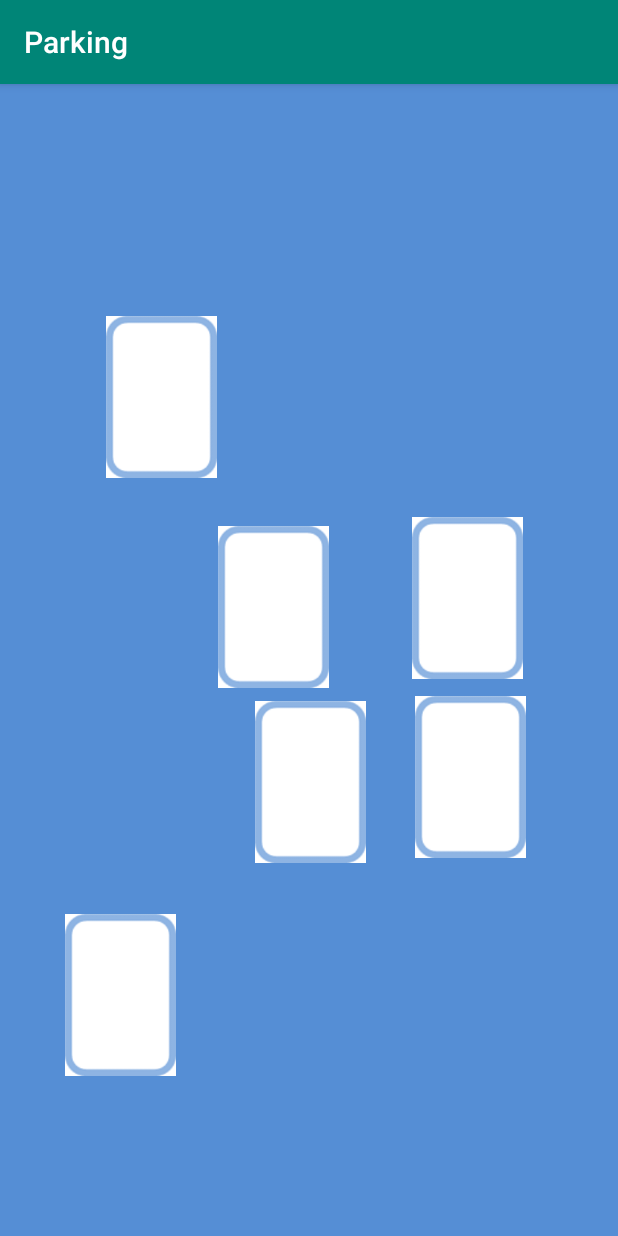
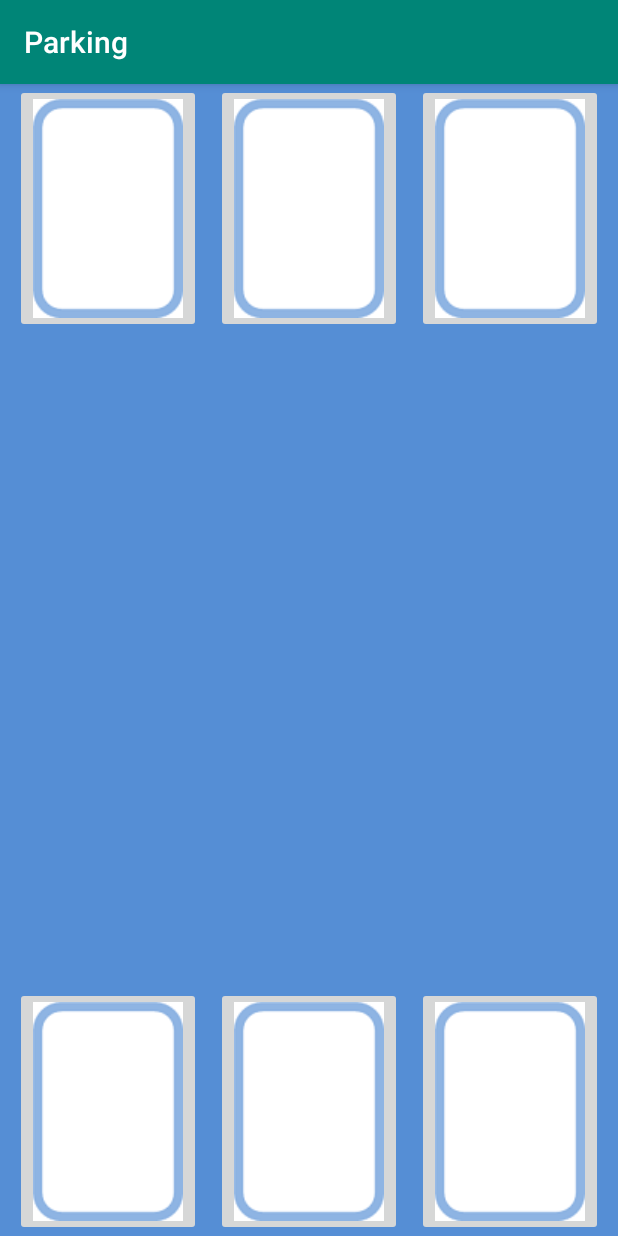
Before and after one commit to Lagnesia/Makeathon_181201, an Android app: the ParkMap screen opened directly, with no data from a screen before it, on a phone screen of 412 x 824 dp. Run offline under Robolectric (Android 15) with nearby library versions, the phone set to English and light mode, and no system bars.

Commit message:
Add files via upload

```diff
--- a/app/src/main/res/layout/activity_park_map.xml
+++ b/app/src/main/res/layout/activity_park_map.xml
@@ -7,65 +7,51 @@
     android:background="#558ED5"
     tools:context=".ParkMap">
 
-    <ImageView
+    <ImageButton
         android:id="@+id/imageView2"
-        android:layout_width="74dp"
-        android:layout_height="117dp"
+        android:layout_width="wrap_content"
+        android:layout_height="wrap_content"
         android:layout_alignParentTop="true"
-        android:layout_alignParentEnd="true"
-        android:layout_marginTop="150dp"
-        android:layout_marginEnd="267dp"
+        android:layout_alignParentLeft="true"
+        android:layout_marginLeft="10dp"
+        android:src="@drawable/empty" />
+    <ImageButton
+        android:id="@+id/imageView3"
+        android:layout_width="wrap_content"
+        android:layout_height="wrap_content"
+        android:layout_alignParentTop="true"
+        android:layout_centerHorizontal="true"
+        android:src="@drawable/empty" />
+    <ImageButton
+        android:id="@+id/imageView4"
+        android:layout_width="wrap_content"
+        android:layout_height="wrap_content"
+        android:layout_alignParentRight="true"
+        android:layout_alignParentTop="true"
+        android:layout_marginRight="10dp"
+        android:src="@drawable/empty" />
+    <ImageButton
+        android:id="@+id/imageView5"
+        android:layout_width="wrap_content"
+        android:layout_height="wrap_content"
+        android:layout_alignParentLeft="true"
+        android:layout_alignParentBottom="true"
+        android:layout_marginLeft="10dp"
+        android:src="@drawable/empty" />
+    <ImageButton
+        android:id="@+id/imageView6"
+        android:layout_width="wrap_content"
+        android:layout_height="wrap_content"
+        android:layout_centerHorizontal="true"
+        android:layout_alignParentBottom="true"
+        android:src="@drawable/empty" />
+    <ImageButton
+        android:id="@+id/imageView7"
+        android:layout_width="wrap_content"
+        android:layout_height="wrap_content"
+        android:layout_alignParentRight="true"
+        android:layout_alignParentBottom="true"
+        android:layout_marginRight="10dp"
         android:src="@drawable/empty" />
 
-    <ImageView
-        android:id="@+id/imageView3"
-        android:layout_width="74dp"
-        android:layout_height="117dp"
-        android:layout_alignTop="@+id/imageView4"
-        android:layout_alignParentEnd="true"
-        android:layout_marginTop="3dp"
-        android:layout_marginEnd="168dp"
-        android:src="@drawable/empty" />
-
-    <ImageView
-        android:id="@+id/imageView4"
-        android:layout_width="74dp"
-        android:layout_height="117dp"
-        android:layout_alignTop="@+id/imageView5"
-        android:layout_marginTop="-145dp"
-        android:layout_marginEnd="-76dp"
-        android:layout_toStartOf="@+id/imageView7"
-        android:src="@drawable/empty" />
-
-    <ImageView
-        android:id="@+id/imageView5"
-        android:layout_width="74dp"
-        android:layout_height="117dp"
-        android:layout_alignStart="@+id/imageView6"
-        android:layout_alignParentBottom="true"
-        android:layout_marginStart="-102dp"
-        android:layout_marginBottom="102dp"
-        android:src="@drawable/empty" />
-
-    <ImageView
-        android:id="@+id/imageView6"
-        android:layout_width="74dp"
-        android:layout_height="117dp"
-        android:layout_alignTop="@+id/imageView7"
-        android:layout_alignParentStart="true"
-        android:layout_marginStart="145dp"
-        android:layout_marginTop="6dp"
-        android:src="@drawable/empty" />
-
-    <ImageView
-        android:id="@+id/imageView7"
-        android:layout_width="74dp"
-        android:layout_height="117dp"
-        android:layout_alignParentTop="true"
-        android:layout_alignParentEnd="true"
-        android:layout_marginTop="284dp"
-        android:layout_marginEnd="63dp"
-        android:src="@drawable/empty" />
-
-
 </RelativeLayout>
```
